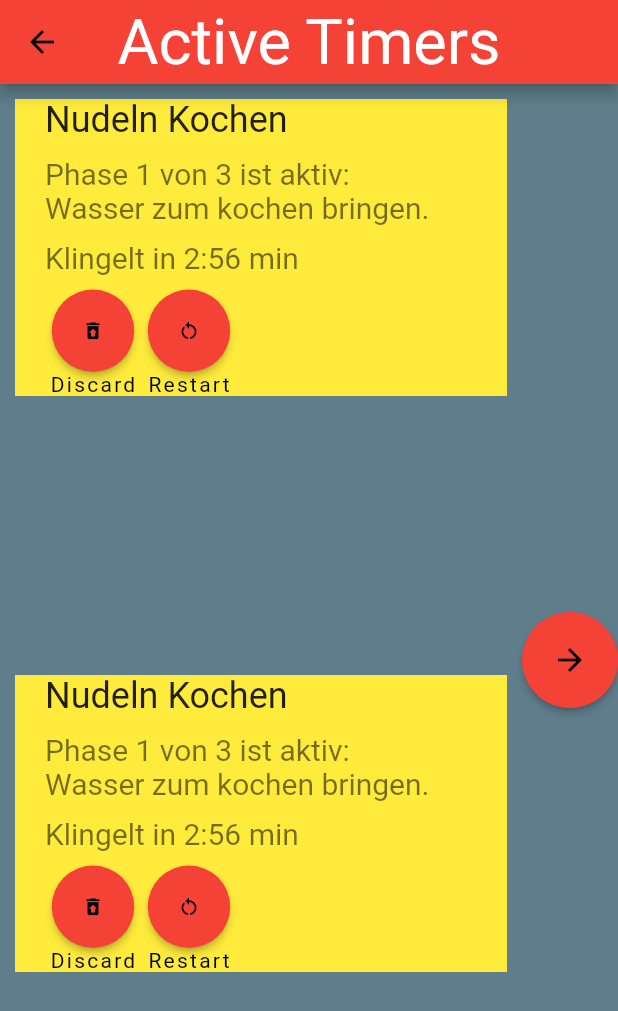
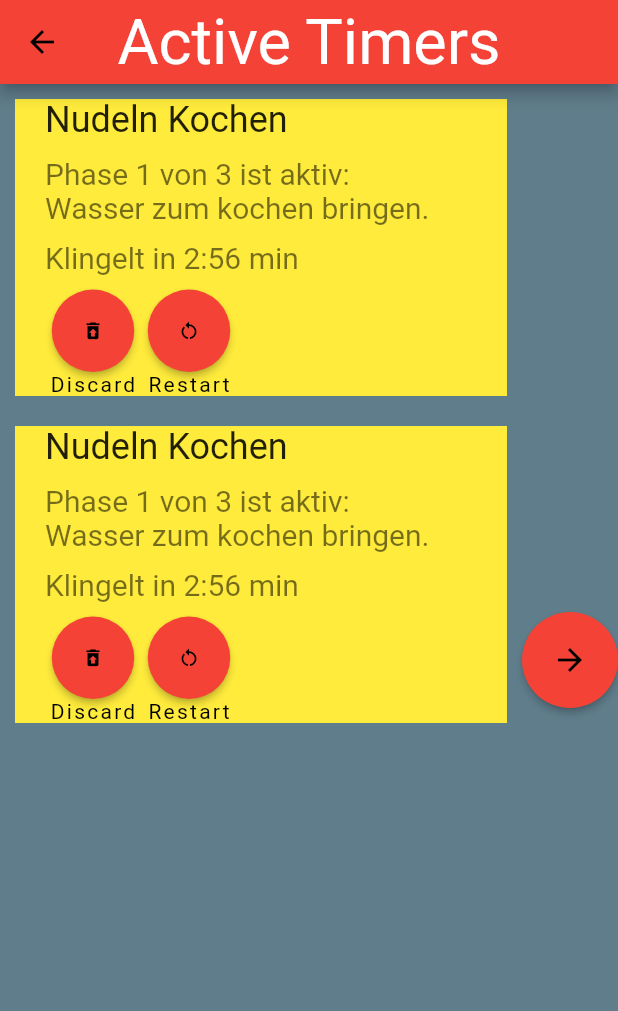
Before and after one commit to BogyMitutoyoCTL/BOGY-App-2023-04, a Flutter app: the screen it shows after launch, after a tap on an icon or button, on a phone screen of 412 x 824 dp. Shown: the top 1011 px of the screen. Run offline on Flutter 3.47's test engine with Material 2 defaults, Android fonts, the phone set to English and light mode, and no system bars; our stand-ins replace shared_preferences; generated files the repository leaves out were written again.

Commit message:
improve padding

```diff
--- a/multitimer/lib/SubWidgets/ActiveTimer.dart
+++ b/multitimer/lib/SubWidgets/ActiveTimer.dart
@@ -6,8 +6,7 @@ class ActiveTimer extends StatelessWidget {
 
   @override
   Widget build(BuildContext context) {
-    return Expanded(
-      child: new Column(
+    return new Column(
       children: [
         Padding(
           padding: const EdgeInsets.all(10.0),
@@ -78,16 +77,7 @@ class ActiveTimer extends StatelessWidget {
             ),
           ),
         ),
-          Padding(
-            padding: const EdgeInsets.all(10.0),
-            child: new Container(color: Colors.blue),
-          ),
-          Padding(
-            padding: const EdgeInsets.all(10.0),
-            child: new Container(color: Colors.red),
-          ),
       ],
-      ),
     );
   }
 
```
Lines whose indentation alone changed are shown as unchanged.
